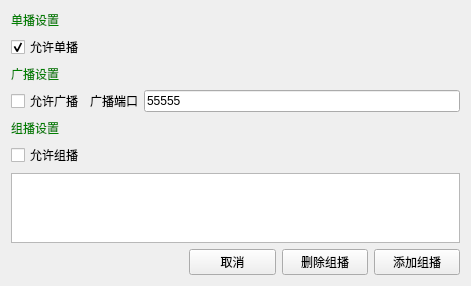
Qt form src/pages/udp/SAKUdpAdvanceSettingWidget.ui (x-tools-author/x-tools) before a commit.
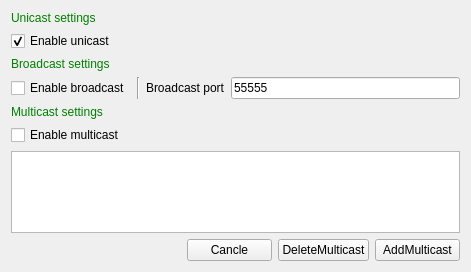
The same form after that commit.

The edit to the form file:
```diff
--- a/src/pages/udp/SAKUdpAdvanceSettingWidget.ui
+++ b/src/pages/udp/SAKUdpAdvanceSettingWidget.ui
@@ -14,24 +14,7 @@
    <string>UDP高级设置</string>
   </property>
   <layout class="QGridLayout" name="gridLayout_2">
-   <item row="3" column="2">
-    <widget class="QLineEdit" name="broadcastPortLineEdit">
-     <property name="text">
-      <string notr="true">55555</string>
-     </property>
-    </widget>
-   </item>
-   <item row="6" column="0" colspan="3">
-    <widget class="QListWidget" name="listWidget"/>
-   </item>
-   <item row="3" column="0">
-    <widget class="QCheckBox" name="broadcastCheckBox">
-     <property name="text">
-      <string>允许广播</string>
-     </property>
-    </widget>
-   </item>
-   <item row="4" column="0" colspan="3">
+   <item row="4" column="0" colspan="4">
     <widget class="QLabel" name="label_9">
      <property name="styleSheet">
       <string notr="true">QLabel{
@@ -39,30 +22,11 @@
 }</string>
      </property>
      <property name="text">
-      <string>组播设置</string>
+      <string>Multicast settings</string>
      </property>
     </widget>
    </item>
-   <item row="2" column="0" colspan="3">
-    <widget class="QLabel" name="label">
-     <property name="styleSheet">
-      <string notr="true">QLabel{
-    color:green
-}</string>
-     </property>
-     <property name="text">
-      <string>广播设置</string>
-     </property>
-    </widget>
-   </item>
-   <item row="3" column="1">
-    <widget class="QLabel" name="label_8">
-     <property name="text">
-      <string>广播端口</string>
-     </property>
-    </widget>
-   </item>
-   <item row="0" column="0" colspan="3">
+   <item row="0" column="0" colspan="4">
     <widget class="QLabel" name="label_2">
      <property name="styleSheet">
       <string notr="true">QLabel{
@@ -70,21 +34,11 @@
 }</string>
      </property>
      <property name="text">
-      <string>单播设置</string>
+      <string>Unicast settings</string>
      </property>
     </widget>
    </item>
-   <item row="1" column="0" colspan="3">
-    <widget class="QCheckBox" name="unicastCheckBox">
-     <property name="text">
-      <string>允许单播</string>
-     </property>
-     <property name="checked">
-      <bool>true</bool>
-     </property>
-    </widget>
-   </item>
-   <item row="7" column="0" colspan="3">
+   <item row="7" column="0" colspan="4">
     <widget class="QFrame" name="frame">
      <property name="styleSheet">
       <string notr="true">QFrame{
@@ -113,21 +67,21 @@
       <item row="0" column="3">
        <widget class="QPushButton" name="deletePushButton">
         <property name="text">
-         <string>删除组播</string>
+         <string>DeleteMulticast</string>
         </property>
        </widget>
       </item>
       <item row="0" column="4">
        <widget class="QPushButton" name="addPushButton">
         <property name="text">
-         <string>添加组播</string>
+         <string>AddMulticast</string>
         </property>
        </widget>
       </item>
       <item row="0" column="2">
        <widget class="QPushButton" name="cancelPushButton">
         <property name="text">
-         <string>取消</string>
+         <string>Cancle</string>
         </property>
        </widget>
       </item>
@@ -150,7 +104,60 @@
    <item row="5" column="0">
     <widget class="QCheckBox" name="multicastCheckBox">
      <property name="text">
-      <string>允许组播</string>
+      <string>Enable multicast</string>
+     </property>
+    </widget>
+   </item>
+   <item row="2" column="0" colspan="4">
+    <widget class="QLabel" name="label">
+     <property name="styleSheet">
+      <string notr="true">QLabel{
+    color:green
+}</string>
+     </property>
+     <property name="text">
+      <string>Broadcast settings</string>
+     </property>
+    </widget>
+   </item>
+   <item row="3" column="2">
+    <widget class="QLabel" name="label_8">
+     <property name="text">
+      <string>Broadcast port</string>
+     </property>
+    </widget>
+   </item>
+   <item row="6" column="0" colspan="4">
+    <widget class="QListWidget" name="listWidget"/>
+   </item>
+   <item row="3" column="0">
+    <widget class="QCheckBox" name="broadcastCheckBox">
+     <property name="text">
+      <string>Enable broadcast</string>
+     </property>
+    </widget>
+   </item>
+   <item row="3" column="3">
+    <widget class="QLineEdit" name="broadcastPortLineEdit">
+     <property name="text">
+      <string notr="true">55555</string>
+     </property>
+    </widget>
+   </item>
+   <item row="1" column="0" colspan="4">
+    <widget class="QCheckBox" name="unicastCheckBox">
+     <property name="text">
+      <string>Enable unicast</string>
+     </property>
+     <property name="checked">
+      <bool>true</bool>
+     </property>
+    </widget>
+   </item>
+   <item row="3" column="1">
+    <widget class="Line" name="line">
+     <property name="orientation">
+      <enum>Qt::Vertical</enum>
      </property>
     </widget>
    </item>
```
